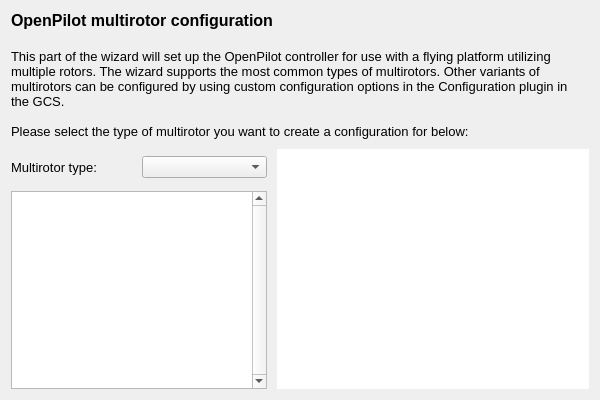
The window that ground/openpilotgcs/src/plugins/setupwizard/pages/multipage.ui (openpilot/OpenPilot) describes before a commit, drawn with Qt 5.
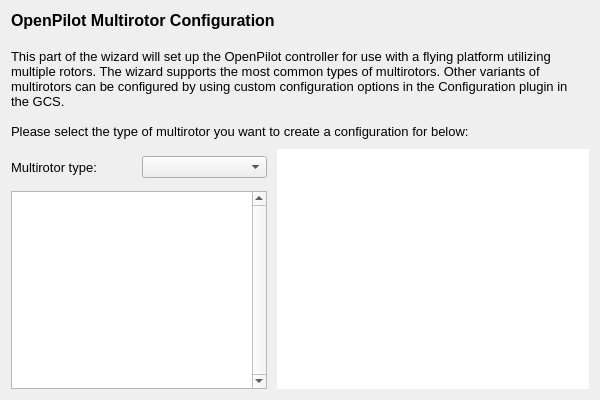
The same window after the commit.

Commit message: OP-1063 Fixed text

Diff of the .ui file:
```diff
--- a/ground/openpilotgcs/src/plugins/setupwizard/pages/multipage.ui
+++ b/ground/openpilotgcs/src/plugins/setupwizard/pages/multipage.ui
@@ -21,7 +21,7 @@
 &lt;html&gt;&lt;head&gt;&lt;meta name=&quot;qrichtext&quot; content=&quot;1&quot; /&gt;&lt;style type=&quot;text/css&quot;&gt;
 p, li { white-space: pre-wrap; }
 &lt;/style&gt;&lt;/head&gt;&lt;body style=&quot; font-family:'MS Shell Dlg 2'; font-size:8pt; font-weight:400; font-style:normal;&quot;&gt;
-&lt;p style=&quot; margin-top:0px; margin-bottom:0px; margin-left:0px; margin-right:0px; -qt-block-indent:0; text-indent:0px;&quot;&gt;&lt;span style=&quot; font-size:12pt; font-weight:600;&quot;&gt;OpenPilot multirotor configuration&lt;/span&gt;&lt;/p&gt;
+&lt;p style=&quot; margin-top:0px; margin-bottom:0px; margin-left:0px; margin-right:0px; -qt-block-indent:0; text-indent:0px;&quot;&gt;&lt;span style=&quot; font-size:12pt; font-weight:600;&quot;&gt;OpenPilot Multirotor Configuration&lt;/span&gt;&lt;/p&gt;
 &lt;p style=&quot;-qt-paragraph-type:empty; margin-top:0px; margin-bottom:0px; margin-left:0px; margin-right:0px; -qt-block-indent:0; text-indent:0px; font-size:12pt; font-weight:600;&quot;&gt;&lt;br /&gt;&lt;/p&gt;
 &lt;p style=&quot; margin-top:0px; margin-bottom:0px; margin-left:0px; margin-right:0px; -qt-block-indent:0; text-indent:0px;&quot;&gt;&lt;span style=&quot; font-size:10pt;&quot;&gt;This part of the wizard will set up the OpenPilot controller for use with a flying platform utilizing multiple rotors. The wizard supports the most common types of multirotors. Other variants of multirotors can be configured by using custom configuration options in the Configuration plugin in the GCS.&lt;/span&gt;&lt;/p&gt;
 &lt;p style=&quot;-qt-paragraph-type:empty; margin-top:0px; margin-bottom:0px; margin-left:0px; margin-right:0px; -qt-block-indent:0; text-indent:0px; font-size:10pt;&quot;&gt;&lt;br /&gt;&lt;/p&gt;
```
